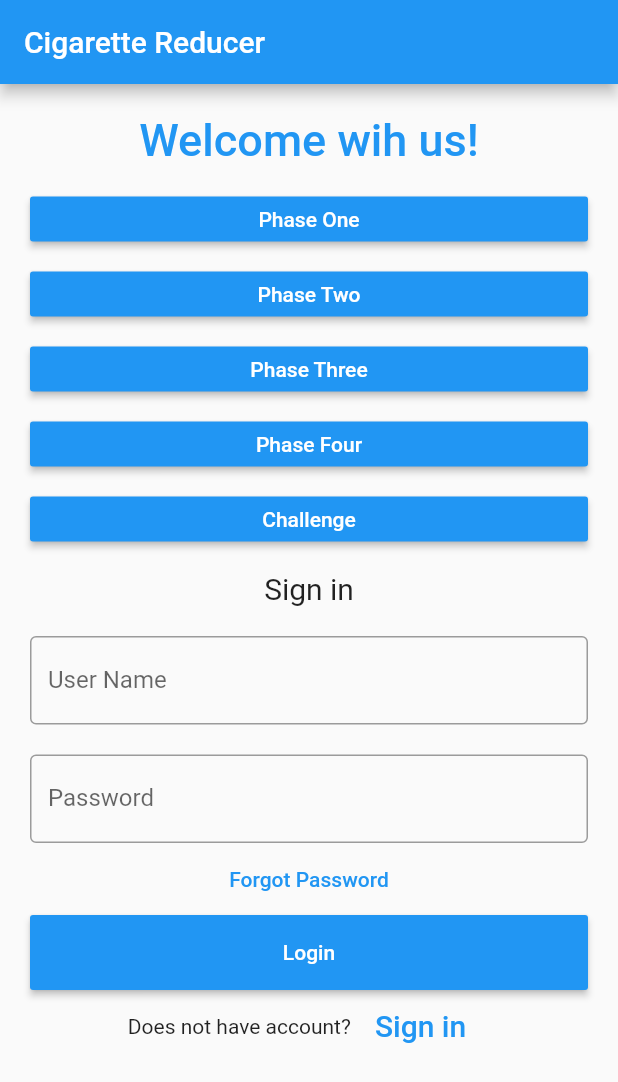
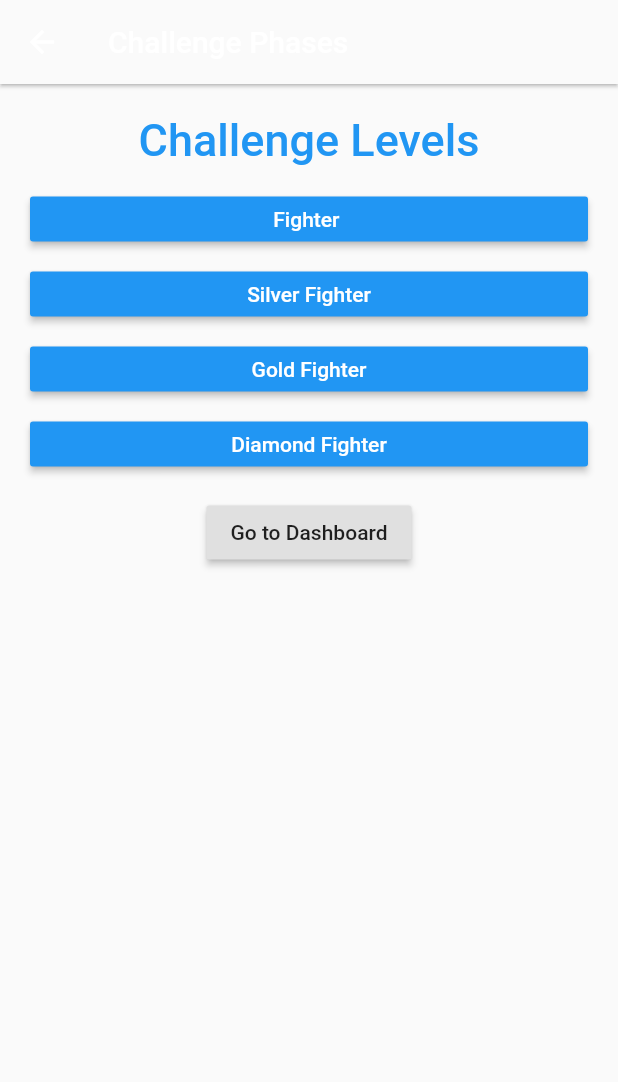
Before and after one commit to abbas-abdelrhman/Cigarette-Reducer, a Flutter app: the screen it shows after launch, after a tap on "Login", on a phone screen of 412 x 824 dp. Shown: the top 1082 px of the screen. Run offline on Flutter 3.47's test engine with Material 2 defaults, Android fonts, the phone set to English and light mode, and no system bars.

Commit message:
change challenge phases to be levels. add more pages
change challenge phases to be levels.
add more pages

```diff
--- a/lib/main.dart
+++ b/lib/main.dart
@@ -6,101 +6,23 @@ void main() {
   ));
 }
 
-class MyApp extends StatefulWidget {
+class MyApp extends StatelessWidget {
   @override
-  _State createState() => _State();
-}
-
-class _State extends State<MyApp> {
-  TextEditingController nameController = TextEditingController();
-  TextEditingController passwordController = TextEditingController();
-
-  @override
-  Widget build(BuildContext context) {
+  Widget build(BuildContext ctx) {
     return Scaffold(
-        appBar: AppBar(
-          title: Text('Cigarette Reducer'),
-        ),
         body: Padding(
             padding: EdgeInsets.all(10),
-            child: ListView(
-              children: <Widget>[
+            child: ListView(children: <Widget>[
               Container(
                   alignment: Alignment.center,
                   padding: EdgeInsets.all(10),
                   child: Text(
-                      'Welcome wih us!',
+                    'Welcome wih Cigarette Reducer',
                     style: TextStyle(
                         color: Colors.blue,
                         fontWeight: FontWeight.w500,
                         fontSize: 30),
                   )),
-                Container(
-                    height: 50,
-                    padding: EdgeInsets.fromLTRB(10, 10, 10, 10),
-                    child: RaisedButton(
-                      textColor: Colors.white,
-                      color: Colors.blue,
-                      child: Text('Phase One'),
-                      onPressed: () {
-                        print(nameController.text);
-                        print(passwordController.text);
-                      },
-                    )),
-                Container(
-                    height: 50,
-                    padding: EdgeInsets.fromLTRB(10, 10, 10, 10),
-                    child: RaisedButton(
-                      textColor: Colors.white,
-                      color: Colors.blue,
-                      child: Text('Phase Two'),
-                      onPressed: () {
-                        print(nameController.text);
-                        print(passwordController.text);
-                      },
-                    )),
-
-                Container(
-                    height: 50,
-                    padding: EdgeInsets.fromLTRB(10, 10, 10, 10),
-                    child: RaisedButton(
-                      textColor: Colors.white,
-                      color: Colors.blue,
-                      child: Text('Phase Three'),
-                      onPressed: () {
-                        print(nameController.text);
-                        print(passwordController.text);
-                      },
-                    )),
-                Container(
-                    height: 50,
-                    padding: EdgeInsets.fromLTRB(10, 10, 10, 10),
-                    child: RaisedButton(
-                      textColor: Colors.white,
-                      color: Colors.blue,
-                      child: Text('Phase Four'),
-                      onPressed: () {
-                        print(nameController.text);
-                        print(passwordController.text);
-                      },
-                    )),
-
-                Container(
-                    height: 50,
-                    padding: EdgeInsets.fromLTRB(10, 10, 10, 10),
-                    child: RaisedButton(
-                      textColor: Colors.white,
-                      color: Colors.blue,
-                      child: Text('Challenge'),
-                      onPressed: () {
-                        print(nameController.text);
-                        print(passwordController.text);
-                      },
-                    )),
-
-
-
-
               Container(
                   alignment: Alignment.center,
                   padding: EdgeInsets.all(10),
@@ -111,7 +33,7 @@ class _State extends State<MyApp> {
               Container(
                 padding: EdgeInsets.all(10),
                 child: TextField(
-                    controller: nameController,
+                  controller: TextEditingController(),
                   decoration: InputDecoration(
                     border: OutlineInputBorder(),
                     labelText: 'User Name',
@@ -122,7 +44,7 @@ class _State extends State<MyApp> {
                 padding: EdgeInsets.fromLTRB(10, 10, 10, 0),
                 child: TextField(
                   obscureText: true,
-                    controller: passwordController,
+                  controller: TextEditingController(),
                   decoration: InputDecoration(
                     border: OutlineInputBorder(),
                     labelText: 'Password',
@@ -144,8 +66,7 @@ class _State extends State<MyApp> {
                     color: Colors.blue,
                     child: Text('Login'),
                     onPressed: () {
-                        print(nameController.text);
-                        print(passwordController.text);
+                      Navigator.push(ctx, PageTwo());
                     },
                   )),
               Container(
@@ -155,7 +76,7 @@ class _State extends State<MyApp> {
                   FlatButton(
                     textColor: Colors.blue,
                     child: Text(
-                        'Sign in',
+                      'Sign up',
                       style: TextStyle(fontSize: 20),
                     ),
                     onPressed: () {
@@ -165,7 +86,236 @@ class _State extends State<MyApp> {
                 ],
                 mainAxisAlignment: MainAxisAlignment.center,
               ))
-              ],
-            )));
+            ])));
   }
 }
+
+class PageTwo extends MaterialPageRoute<Null> {
+  PageTwo()
+      : super(builder: (BuildContext ctx) {
+          return Scaffold(
+              appBar: AppBar(
+                title: Text('Challenge Phases'),
+                backgroundColor: Theme.of(ctx).canvasColor,
+                elevation: 1.0,
+              ),
+              body: Padding(
+                  padding: EdgeInsets.all(10),
+                  child: ListView(children: <Widget>[
+                    Container(
+                        alignment: Alignment.center,
+                        padding: EdgeInsets.all(10),
+                        child: Text(
+                          'Challenge Levels',
+                          style: TextStyle(
+                              color: Colors.blue,
+                              fontWeight: FontWeight.w500,
+                              fontSize: 30),
+                        )),
+                    Container(
+                        height: 50,
+                        padding: EdgeInsets.fromLTRB(10, 10, 10, 10),
+                        child: RaisedButton(
+                          textColor: Colors.white,
+                          color: Colors.blue,
+                          child: Text('Fighter '),
+                          onPressed: () {
+                            Navigator.push(ctx, PageFighter());
+                          },
+                        )),
+                    Container(
+                        height: 50,
+                        padding: EdgeInsets.fromLTRB(10, 10, 10, 10),
+                        child: RaisedButton(
+                          textColor: Colors.white,
+                          color: Colors.blue,
+                          child: Text('Silver Fighter'),
+                          onPressed: () {
+                            Navigator.push(ctx, PageSFighter());
+                          },
+                        )),
+                    Container(
+                        height: 50,
+                        padding: EdgeInsets.fromLTRB(10, 10, 10, 10),
+                        child: RaisedButton(
+                          textColor: Colors.white,
+                          color: Colors.blue,
+                          child: Text('Gold Fighter'),
+                          onPressed: () {
+                            Navigator.push(ctx, PageGFighter());
+                          },
+                        )),
+                    Container(
+                        height: 50,
+                        padding: EdgeInsets.fromLTRB(10, 10, 10, 10),
+                        child: RaisedButton(
+                          textColor: Colors.white,
+                          color: Colors.blue,
+                          child: Text('Diamond Fighter'),
+                          onPressed: () {
+                            Navigator.push(ctx, PageDFighter());
+                          },
+                        )),
+                    Container(
+                      alignment: Alignment.center,
+                      padding: EdgeInsets.all(10),
+                      child: RaisedButton(
+                        onPressed: () {
+                          Navigator.push(ctx, Dashboard());
+                        },
+                        child: Text("Go to Dashboard"),
+                      ),
+                    ),
+                  ])));
+        });
+}
+
+class Dashboard extends MaterialPageRoute<Null> {
+  Dashboard()
+      : super(builder: (BuildContext ctx) {
+          return Scaffold(
+            appBar: AppBar(
+              title: Text("Back to challenge phases"),
+              backgroundColor: Theme.of(ctx).accentColor,
+              elevation: 2.0,
+              actions: <Widget>[
+                IconButton(
+                  icon: Icon(Icons.close),
+                  onPressed: () {
+                    Navigator.pop(ctx);
+                  },
+                )
+              ],
+            ),
+            body: Center(
+              child: Text(
+                'Dashboard',
+                style: TextStyle(
+                    color: Colors.blue,
+                    fontWeight: FontWeight.w500,
+                    fontSize: 30),
+              ),
+            ),
+          );
+        });
+}
+
+class PageFighter extends MaterialPageRoute<Null> {
+  PageFighter()
+      : super(builder: (BuildContext ctx) {
+          return Scaffold(
+            appBar: AppBar(
+              title: Text("Back to challenge phases"),
+              backgroundColor: Theme.of(ctx).accentColor,
+              elevation: 2.0,
+              actions: <Widget>[
+                IconButton(
+                  icon: Icon(Icons.close),
+                  onPressed: () {
+                    Navigator.pop(ctx);
+                  },
+                )
+              ],
+            ),
+            body: Center(
+              child: Text(
+                'You are in Fighter Level',
+                style: TextStyle(
+                    color: Colors.blue,
+                    fontWeight: FontWeight.w500,
+                    fontSize: 30),
+              ),
+            ),
+          );
+        });
+}
+
+class PageSFighter extends MaterialPageRoute<Null> {
+  PageSFighter()
+      : super(builder: (BuildContext ctx) {
+          return Scaffold(
+            appBar: AppBar(
+              title: Text("Back to challenge phases"),
+              backgroundColor: Theme.of(ctx).accentColor,
+              elevation: 2.0,
+              actions: <Widget>[
+                IconButton(
+                  icon: Icon(Icons.close),
+                  onPressed: () {
+                    Navigator.pop(ctx);
+                  },
+                )
+              ],
+            ),
+            body: Center(
+              child: Text(
+                ' You are in Silver Fighter Level',
+                style: TextStyle(
+                    color: Colors.blue,
+                    fontWeight: FontWeight.w500,
+                    fontSize: 30),
+              ),
+            ),
+          );
+        });
+}
+
+class PageGFighter extends MaterialPageRoute<Null> {
+  PageGFighter()
+      : super(builder: (BuildContext ctx) {
+          return Scaffold(
+            appBar: AppBar(
+              title: Text("Back to challenge phases"),
+              backgroundColor: Theme.of(ctx).accentColor,
+              elevation: 2.0,
+              actions: <Widget>[
+                IconButton(
+                  icon: Icon(Icons.close),
+                  onPressed: () {
+                    Navigator.pop(ctx);
+                  },
+                )
+              ],
+            ),
+            body: Center(
+              child: Text(
+                ' You are in Gold Fighter Level',
+                style: TextStyle(
+                    color: Colors.blue,
+                    fontWeight: FontWeight.w500,
+                    fontSize: 30),
+              ),
+            ),
+          );
+        });
+}
+
+class PageDFighter extends MaterialPageRoute<Null> {
+  PageDFighter()
+      : super(builder: (BuildContext ctx) {
+          return Scaffold(
+            appBar: AppBar(
+              title: Text("Back to challenge phases"),
+              backgroundColor: Theme.of(ctx).accentColor,
+              elevation: 2.0,
+              actions: <Widget>[
+                IconButton(
+                  icon: Icon(Icons.close),
+                  onPressed: () {
+                    Navigator.pop(ctx);
+                  },
+                )
+              ],
+            ),
+            body: Center(
+              child: Text(
+                ' You are in Diamond Fighter Level',
+                style: TextStyle(
+                    color: Colors.blue,
+                    fontWeight: FontWeight.w500,
+                    fontSize: 30),
+              ),
+            ),
+          );
+        });
+}
```
Also changed, not shown: Web app.jpg (added), mobile app.jpg (added). Lines whose indentation alone changed are shown as unchanged.
